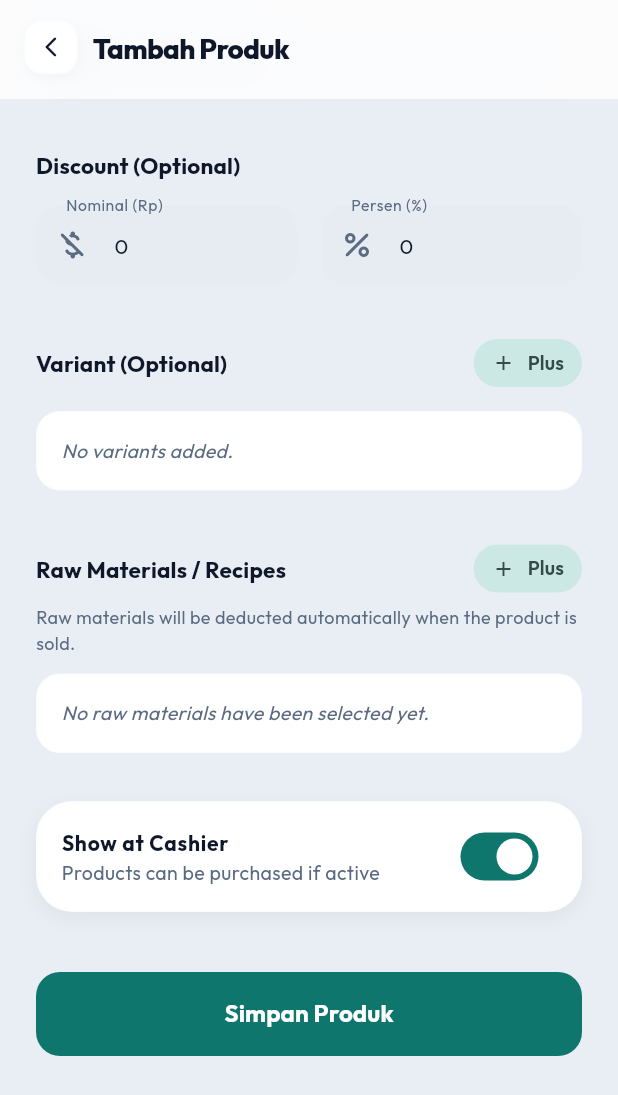
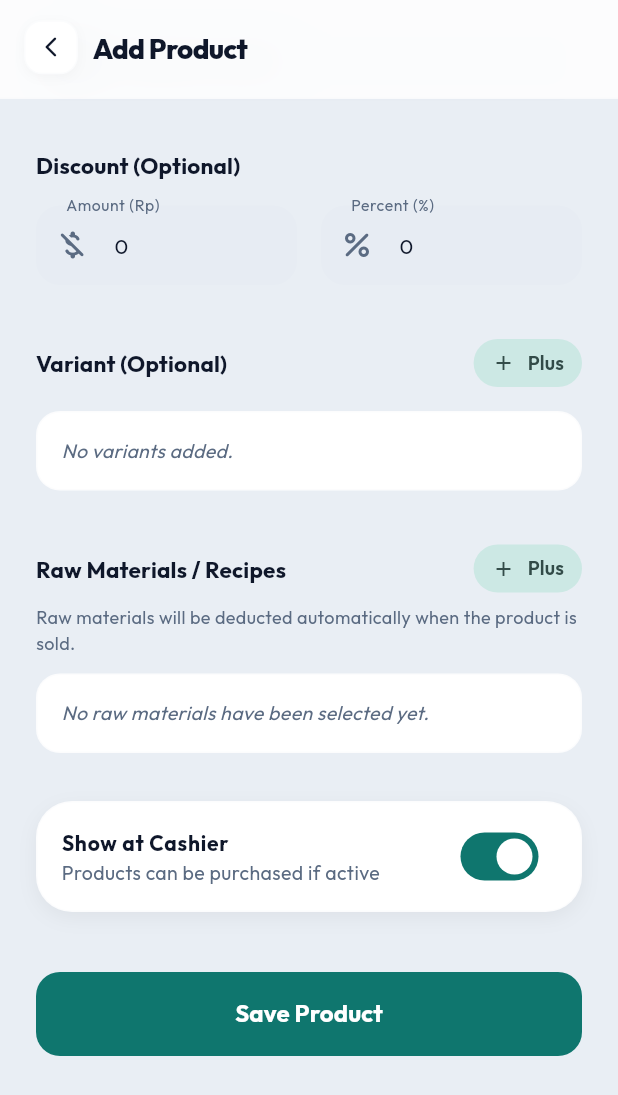
Before and after one commit to deniadamsf/zenvi-app, a Flutter app: the AddProductScreen screen opened directly, scrolled down 490 dp, on a phone screen of 412 x 824 dp. Shown: the top 1095 px of the screen. Run offline on Flutter 3.47's test engine with Material 3 defaults, Android fonts, the phone set to English and light mode, and no system bars; our stand-ins replace connectivity_plus, easy_localization, firebase_core, firebase_messaging, fl_chart, flutter_animate and 15 more; missing offline and left inert: blue_thermal_printer, esc_pos_utils_plus, google_mlkit_face_detection; accounts and stored records are empty; network calls fail.

Commit message:
feat(i18n): lokalisasi sisa layar UI, hapus pola kalimat-sebagai-kunci
86 teks Indonesia hardcoded di 10 layar dipindahkan ke easy_localization:
verifikasi karyawan, tambah/ubah produk, pengeluaran, membership, form cabang,
dasbor pemilik, modal pembayaran, riwayat transaksi, chat, dan shift.

Ditemukan saat verifikasi: dua tempat memanggil `.tr()` pada kalimat Bahasa
Indonesia utuh, bukan pada kunci ('Shift berhasil dibuka!'.tr()). Karena
kalimat itu tidak pernah ada di berkas terjemahan, easy_localization jatuh
kembali ke kuncinya sendiri - jadi terlihat benar selama aplikasi berbahasa
Indonesia, tapi tidak akan pernah berpindah bahasa. Keduanya dijadikan kunci
sungguhan.

Beberapa `const Text` harus melepas `const` karena isinya kini hasil pemanggilan
metode. Judul crop foto produk sebelumnya membaca BuildContext setelah await;
sekarang diterjemahkan sebelum await mana pun.

Sengaja TIDAK disentuh: isi struk termal (printer_service, printer_provider) dan
isi laporan Excel/PDF (export_service). Itu dokumen keluaran, bukan tampilan
aplikasi - mengubah bahasanya menyangkut apa yang diterima pelanggan dan dibaca
akuntan, jadi biar pemilik produk yang memutuskan.

Diverifikasi: id.json dan en.json sinkron (1428 kunci), nol kunci `.tr()` yang
belum terdaftar, jumlah placeholder cocok, dan nol teks hardcoded tersisa di
lib/screens serta lib/widgets.

```diff
--- a/frontend_pos/lib/screens/chat/chat_room_screen.dart
+++ b/frontend_pos/lib/screens/chat/chat_room_screen.dart
@@ -299,7 +299,7 @@ class _ChatRoomScreenState extends State<ChatRoomScreen> {
                         textInputAction: TextInputAction.send,
                         onSubmitted: (_) => _sendMessage(),
                         decoration: InputDecoration(
-                          hintText: 'Ketik pesan...',
+                          hintText: 'chat_message_hint'.tr(context: context),
                           border: OutlineInputBorder(
                             borderRadius: BorderRadius.circular(24),
                             borderSide: BorderSide.none,
--- a/frontend_pos/lib/screens/dashboard/add_product_screen.dart
+++ b/frontend_pos/lib/screens/dashboard/add_product_screen.dart
@@ -69,7 +69,10 @@ class _AddProductScreenState extends State<AddProductScreen> {
   }
 
   Future<void> _pickImage() async {
+    // Warna dan judul diambil sebelum await mana pun: sesudahnya BuildContext
+    // sudah melintasi async gap dan tidak aman dipakai.
     final primaryColor = Theme.of(context).colorScheme.primary;
+    final cropTitle = 'product_crop_title'.tr(context: context);
     final XFile? pickedFile = await _picker.pickImage(
       source: ImageSource.gallery,
       imageQuality: 100,
@@ -84,14 +87,14 @@ class _AddProductScreenState extends State<AddProductScreen> {
         maxHeight: 600,
         uiSettings: [
           AndroidUiSettings(
-            toolbarTitle: 'Potong Gambar',
+            toolbarTitle: cropTitle,
             toolbarColor: primaryColor,
             toolbarWidgetColor: Colors.white,
             initAspectRatio: CropAspectRatioPreset.square,
             lockAspectRatio: true,
           ),
           IOSUiSettings(
-            title: 'Potong Gambar',
+            title: cropTitle,
             aspectRatioLockEnabled: true,
           ),
         ],
@@ -226,7 +229,9 @@ class _AddProductScreenState extends State<AddProductScreen> {
       if (!mounted) return;
       if (success) {
         ScaffoldMessenger.of(context).showSnackBar(
-          SnackBar(content: Text(widget.product == null ? 'Produk berhasil ditambahkan!' : 'Produk berhasil diperbarui!')),
+          SnackBar(content: Text(widget.product == null
+              ? 'product_added_success'.tr(context: context)
+              : 'product_updated_success'.tr(context: context))),
         );
         Navigator.pop(context);
       } else {
@@ -285,7 +290,9 @@ class _AddProductScreenState extends State<AddProductScreen> {
         physics: const AlwaysScrollableScrollPhysics(parent: BouncingScrollPhysics()),
         slivers: [
           ZenviHeader.sliver(
-            title: isEditing ? 'Edit Produk' : 'Tambah Produk',
+            title: isEditing
+                ? 'product_edit_title'.tr(context: context)
+                : 'product_add_title'.tr(context: context),
             showBackButton: true,
           ),
 
@@ -346,17 +353,17 @@ class _AddProductScreenState extends State<AddProductScreen> {
                     TextFormField(
                       controller: _nameController,
                       decoration: inputDecoration.copyWith(
-                        labelText: 'Nama Produk',
+                        labelText: 'nama_produk_57'.tr(context: context),
                         prefixIcon: const Icon(Icons.fastfood_rounded),
                       ),
-                      validator: (value) => value!.isEmpty ? 'Nama produk wajib diisi' : null,
+                      validator: (value) => value!.isEmpty ? 'product_name_required'.tr(context: context) : null,
                     ),
                     const SizedBox(height: 16),
                     TextFormField(
                       controller: _categoryController,
                       decoration: inputDecoration.copyWith(
-                        labelText: 'Kategori (Opsional)',
-                        hintText: 'Contoh: Makanan, Minuman...',
+                        labelText: 'product_category_label'.tr(context: context),
+                        hintText: 'product_category_hint'.tr(context: context),
                         prefixIcon: const Icon(Icons.category_rounded),
                       ),
                     ),
@@ -390,12 +397,12 @@ class _AddProductScreenState extends State<AddProductScreen> {
                       controller: _priceController,
                       keyboardType: TextInputType.number,
                       decoration: inputDecoration.copyWith(
-                        labelText: 'Harga Jual (Rp)',
+                        labelText: 'product_price_label'.tr(context: context),
                         prefixIcon: const Icon(Icons.payments_rounded),
                       ),
                       validator: (value) {
-                        if (value == null || value.isEmpty) return 'Harga wajib diisi';
-                        if (double.tryParse(value) == null) return 'Harga harus angka';
+                        if (value == null || value.isEmpty) return 'product_price_required'.tr(context: context);
+                        if (double.tryParse(value) == null) return 'product_price_numeric'.tr(context: context);
                         return null;
                       },
                     ),
@@ -411,7 +418,7 @@ class _AddProductScreenState extends State<AddProductScreen> {
                             controller: _discountNominalController,
                             keyboardType: TextInputType.number,
                             decoration: inputDecoration.copyWith(
-                              labelText: 'Nominal (Rp)',
+                              labelText: 'product_amount_rp_label'.tr(context: context),
                               prefixIcon: const Icon(Icons.money_off_rounded),
                             ),
                           ),
@@ -422,7 +429,7 @@ class _AddProductScreenState extends State<AddProductScreen> {
                             controller: _discountPercentController,
                             keyboardType: TextInputType.number,
                             decoration: inputDecoration.copyWith(
-                              labelText: 'Persen (%)',
+                              labelText: 'product_percent_label'.tr(context: context),
                               prefixIcon: const Icon(Icons.percent_rounded),
                             ),
                           ),
@@ -478,7 +485,7 @@ class _AddProductScreenState extends State<AddProductScreen> {
                                     child: TextFormField(
                                       controller: _variants[index]['name_controller'],
                                       decoration: inputDecoration.copyWith(
-                                        hintText: 'Nama Varian',
+                                        hintText: 'product_variant_name_hint'.tr(context: context),
                                         contentPadding: const EdgeInsets.symmetric(horizontal: 12, vertical: 12),
                                       ),
                                     ),
@@ -490,7 +497,7 @@ class _AddProductScreenState extends State<AddProductScreen> {
                                       controller: _variants[index]['price_controller'],
                                       keyboardType: TextInputType.number,
                                       decoration: inputDecoration.copyWith(
-                                        hintText: 'Harga Tambahan',
+                                        hintText: 'product_variant_price_hint'.tr(context: context),
                                         contentPadding: const EdgeInsets.symmetric(horizontal: 12, vertical: 12),
                                       ),
                                     ),
@@ -581,7 +588,7 @@ class _AddProductScreenState extends State<AddProductScreen> {
                                       controller: _selectedIngredients[index]['controller'],
                                       keyboardType: const TextInputType.numberWithOptions(decimal: true),
                                       decoration: inputDecoration.copyWith(
-                                        hintText: 'Takaran',
+                                        hintText: 'product_portion_hint'.tr(context: context),
                                         contentPadding: const EdgeInsets.symmetric(horizontal: 12, vertical: 12),
                                       ),
                                     ),
@@ -629,7 +636,11 @@ class _AddProductScreenState extends State<AddProductScreen> {
                         ),
                         child: isLoading
                             ? const SizedBox(height: 24, width: 24, child: CircularProgressIndicator(color: Colors.white, strokeWidth: 2))
-                            : Text(isEditing ? 'Simpan Perubahan' : 'Simpan Produk', style: const TextStyle(fontSize: 16, fontWeight: FontWeight.bold)),
+                            : Text(
+                                isEditing
+                                    ? 'product_save_changes'.tr(context: context)
+                                    : 'product_save_new'.tr(context: context),
+                                style: const TextStyle(fontSize: 16, fontWeight: FontWeight.bold)),
                       ),
                     ),
                   ],
--- a/frontend_pos/lib/screens/membership/member_management_screen.dart
+++ b/frontend_pos/lib/screens/membership/member_management_screen.dart
@@ -276,7 +276,9 @@ class _MemberListTabState extends State<_MemberListTab> {
                         icon: isSubmitting
                             ? SizedBox(width: 18, height: 18, child: CircularProgressIndicator(strokeWidth: 2, color: theme.colorScheme.onPrimary))
                             : const Icon(Icons.person_add_rounded),
-                        label: Text(isSubmitting ? 'Menyimpan...' : 'Simpan Member'),
+                        label: Text(isSubmitting
+                            ? 'member_saving'.tr(context: context)
+                            : 'member_save_button'.tr(context: context)),
                       ),
                     ),
                   ],
@@ -453,7 +455,7 @@ class _MemberListTabState extends State<_MemberListTab> {
             child: TextField(
               controller: _searchController,
               decoration: InputDecoration(
-                hintText: 'Cari nama, telepon, atau kode member...',
+                hintText: 'member_search_hint'.tr(context: context),
                 prefixIcon: Icon(Icons.search_rounded, size: 20, color: theme.colorScheme.onSurfaceVariant),
                 suffixIcon: _searchController.text.isNotEmpty
                     ? IconButton(
@@ -738,11 +740,11 @@ class _PromoListTab extends StatelessWidget {
                     const SizedBox(height: 16),
                     TextField(controller: nameCtrl, decoration: const InputDecoration(labelText: 'Nama Promo *', prefixIcon: Icon(Icons.local_offer_rounded))),
                     const SizedBox(height: 12),
-                    TextField(controller: descCtrl, decoration: const InputDecoration(labelText: 'Deskripsi', prefixIcon: Icon(Icons.description_rounded)), maxLines: 2),
+                    TextField(controller: descCtrl, decoration: InputDecoration(labelText: 'promo_description_label'.tr(context: context), prefixIcon: const Icon(Icons.description_rounded)), maxLines: 2),
                     const SizedBox(height: 12),
                     DropdownButtonFormField<String>(
                       initialValue: discountType,
-                      decoration: const InputDecoration(labelText: 'Tipe Diskon', prefixIcon: Icon(Icons.category_rounded)),
+                      decoration: InputDecoration(labelText: 'promo_discount_type_label'.tr(context: context), prefixIcon: const Icon(Icons.category_rounded)),
                       items: [
                         DropdownMenuItem(value: 'percent', child: Text('persentase_190'.tr(context: context))),
                         DropdownMenuItem(value: 'nominal', child: Text('potongan_nominal_rp_191'.tr(context: context))),
@@ -754,7 +756,9 @@ class _PromoListTab extends StatelessWidget {
                     TextField(
                       controller: valueCtrl,
                       decoration: InputDecoration(
-                        labelText: discountType == 'percent' ? 'Nilai Diskon (%)' : 'Nilai (Rp)',
+                        labelText: discountType == 'percent'
+                            ? 'member_discount_percent_label'.tr(context: context)
+                            : 'member_discount_amount_label'.tr(context: context),
                         prefixIcon: const Icon(Icons.discount_rounded),
                       ),
                       keyboardType: TextInputType.number,
@@ -762,7 +766,7 @@ class _PromoListTab extends StatelessWidget {
                     const SizedBox(height: 12),
                     TextField(
                       controller: minPurchaseCtrl,
-                      decoration: const InputDecoration(labelText: 'Min. Pembelian (Rp)', prefixIcon: Icon(Icons.money_rounded)),
+                      decoration: InputDecoration(labelText: 'promo_min_purchase_label'.tr(context: context), prefixIcon: const Icon(Icons.money_rounded)),
                       keyboardType: TextInputType.number,
                     ),
                     const SizedBox(height: 16),
@@ -998,7 +1002,9 @@ class _PromoListTab extends StatelessWidget {
                   borderRadius: BorderRadius.circular(8),
                 ),
                 child: Text(
-                  promo.isActive ? 'Aktif' : 'Nonaktif',
+                  promo.isActive
+                      ? 'member_promo_active'.tr()
+                      : 'member_promo_inactive'.tr(),
                   style: TextStyle(
                     fontSize: 11,
                     fontWeight: FontWeight.bold,
--- a/frontend_pos/lib/screens/pos/order_history_screen.dart
+++ b/frontend_pos/lib/screens/pos/order_history_screen.dart
@@ -327,7 +327,7 @@ class _OrderHistoryScreenState extends State<OrderHistoryScreen> {
             physics: const AlwaysScrollableScrollPhysics(parent: BouncingScrollPhysics()),
             slivers: [
               ZenviHeader.sliver(
-                title: 'Riwayat Transaksi',
+                title: 'order_history_title'.tr(context: context),
                 showBackButton: true,
                 actions: [
                   IconButton(
@@ -379,7 +379,7 @@ class _OrderHistoryScreenState extends State<OrderHistoryScreen> {
                       final offlineId = data['local_id'];
                       final rawItems = data['items'] as List<dynamic>? ?? [];
                       final dummyItems = rawItems.map((x) {
-                        final pName = x['product_name'] ?? x['variant_name'] ?? 'Produk';
+                        final pName = x['product_name'] ?? x['variant_name'] ?? 'product_fallback_name'.tr(context: context);
                         final qty = int.tryParse(x['qty']?.toString() ?? '1') ?? 1;
                         final subtotal = double.tryParse(x['subtotal']?.toString() ?? '0') ?? 0.0;
                         return OrderItemModel(
@@ -477,7 +477,7 @@ class _OrderHistoryScreenState extends State<OrderHistoryScreen> {
                 crossAxisAlignment: CrossAxisAlignment.start,
                 children: [
                   Text(
-                    isOffline ? 'Offline Order' : 'Order #${order.id}',
+                    isOffline ? 'order_offline_label'.tr(context: context) : 'Order #${order.id}',
                     style: theme.textTheme.titleMedium?.copyWith(
                       fontWeight: FontWeight.bold,
                       decoration: isVoided ? TextDecoration.lineThrough : null,
```
Also changed, not shown: frontend_pos/lib/screens/dashboard/employee_verification_screen.dart (+21 -19 lines), frontend_pos/lib/screens/dashboard/expense_screen.dart (+7 -7 lines), frontend_pos/lib/screens/dashboard/owner_dashboard_screen.dart (+10 -6 lines), frontend_pos/lib/screens/pos/widgets/payment_modal.dart (+13 -9 lines), frontend_pos/lib/screens/settings/branch_form_screen.dart (+11 -7 lines), frontend_pos/lib/screens/shift/shift_screen.dart (+15 -15 lines), frontend_pos/assets/translations/en.json, frontend_pos/assets/translations/id.json.
